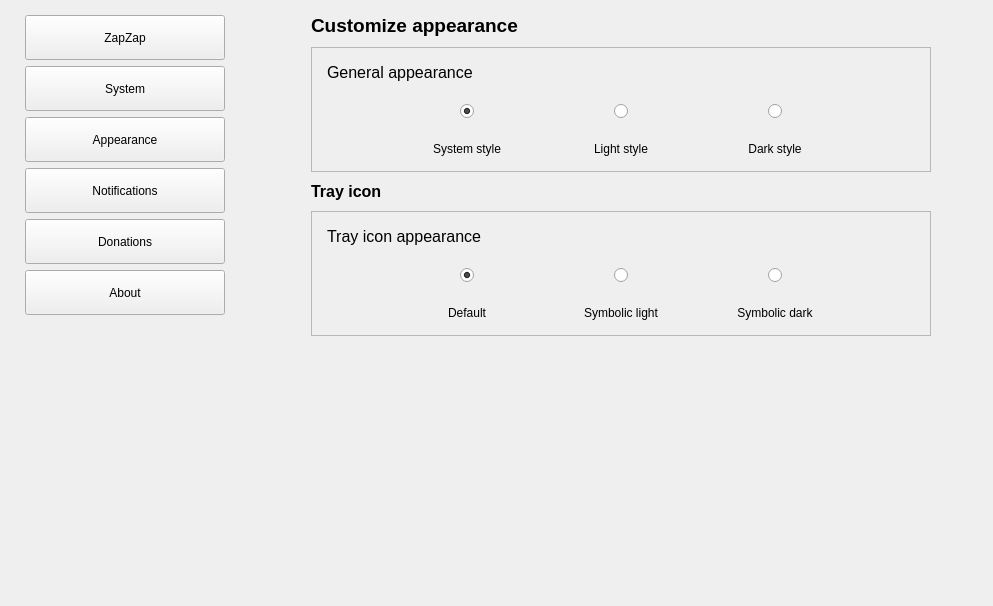
Before: the Qt Designer form zapzap/view/settings.ui in rafatosta/zapzap, drawn with Qt 5.
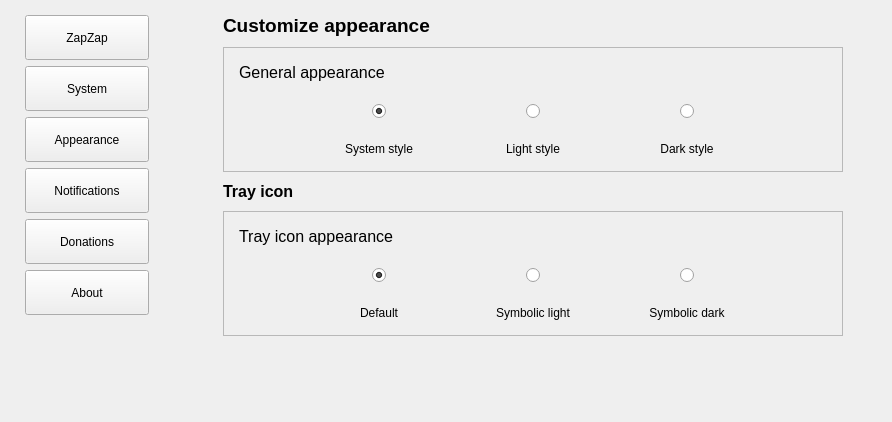
After: the same form once the commit is applied. The open tabs and pages were chosen to show the change. Icons and pictures are not drawn.

Commit message:
Adjust the minimum window size
Resizing via keyboard was prevented

```diff
--- a/zapzap/view/settings.ui
+++ b/zapzap/view/settings.ui
@@ -6,8 +6,8 @@
    <rect>
     <x>0</x>
     <y>0</y>
-    <width>993</width>
-    <height>606</height>
+    <width>892</width>
+    <height>422</height>
    </rect>
   </property>
   <property name="minimumSize">
@@ -39,7 +39,7 @@
     <widget class="QFrame" name="leftMenu">
      <property name="minimumSize">
       <size>
-       <width>250</width>
+       <width>0</width>
        <height>0</height>
       </size>
      </property>
@@ -523,7 +523,7 @@
             <widget class="QFrame" name="frameAppearance">
              <property name="minimumSize">
               <size>
-               <width>620</width>
+               <width>0</width>
                <height>0</height>
               </size>
              </property>
@@ -844,7 +844,7 @@
             <widget class="QFrame" name="frameTray">
              <property name="minimumSize">
               <size>
-               <width>620</width>
+               <width>0</width>
                <height>0</height>
               </size>
              </property>
```
Left out of the diff: 12 changed lines with no effect on the pictures. The commit also changes 1 other file.
